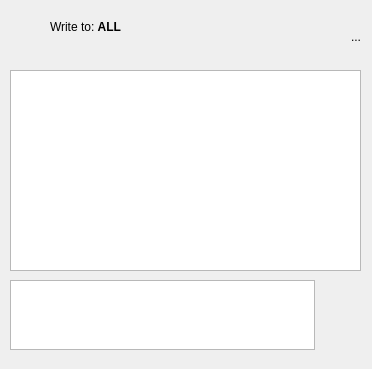
hwgao/beebeep, file src/GuiChat.ui: the form before one commit.
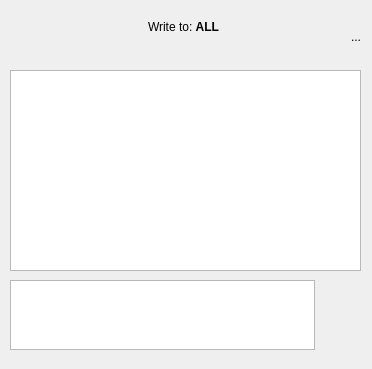
The form after the commit. Icons and pictures are not drawn. Custom widgets are drawn as their Qt base class.

```diff
--- a/src/GuiChat.ui
+++ b/src/GuiChat.ui
@@ -199,6 +199,19 @@
     <property name="bottomMargin">
      <number>0</number>
     </property>
+    <item>
+     <spacer name="horizontalSpacer_2">
+      <property name="orientation">
+       <enum>Qt::Horizontal</enum>
+      </property>
+      <property name="sizeHint" stdset="0">
+       <size>
+        <width>62</width>
+        <height>20</height>
+       </size>
+      </property>
+     </spacer>
+    </item>
     <item>
      <widget class="QPushButton" name="mp_pbProfile">
       <property name="sizePolicy">
@@ -252,10 +265,23 @@
       </property>
      </widget>
     </item>
+    <item>
+     <spacer name="horizontalSpacer">
+      <property name="orientation">
+       <enum>Qt::Horizontal</enum>
+      </property>
+      <property name="sizeHint" stdset="0">
+       <size>
+        <width>62</width>
+        <height>20</height>
+       </size>
+      </property>
+     </spacer>
+    </item>
     <item>
      <widget class="QLabel" name="mp_lTimestamp">
       <property name="sizePolicy">
-       <sizepolicy hsizetype="Expanding" vsizetype="Minimum">
+       <sizepolicy hsizetype="Minimum" vsizetype="Minimum">
         <horstretch>0</horstretch>
         <verstretch>0</verstretch>
        </sizepolicy>
```
